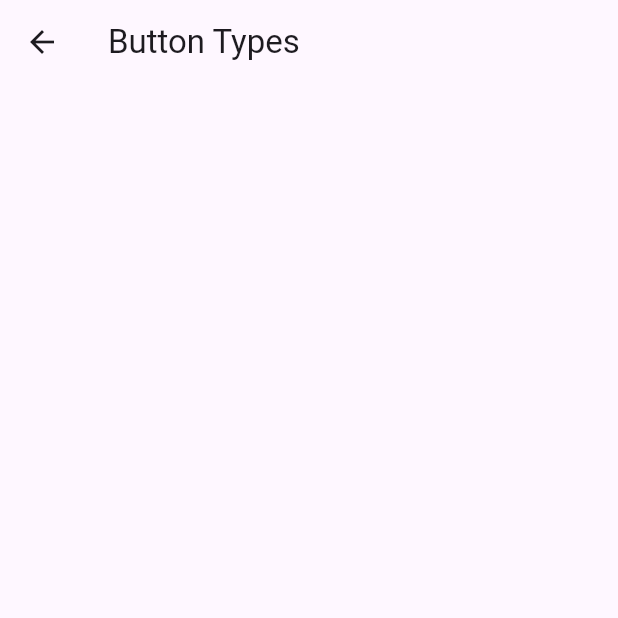
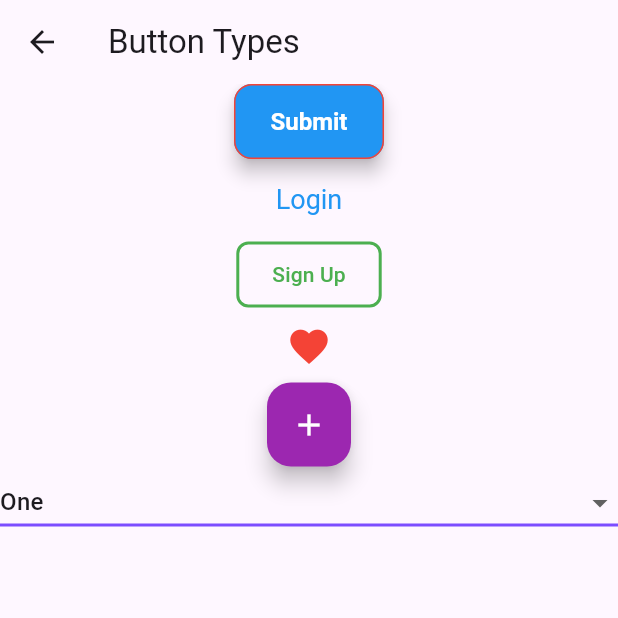
Before and after one commit to nehao7/flutter_6week25, a Flutter app: the screen it shows after launch, after a tap on "Button Types", on a phone screen of 412 x 824 dp, the top half of it. Run offline on Flutter 3.47's test engine with Material 3 defaults, Android fonts, the phone set to English and light mode, and no system bars; our stand-ins replace fluttertoast.

Commit message:
Button Types Data Passing between screens

```diff
--- a/lib/ButtonTypesScreen.dart
+++ b/lib/ButtonTypesScreen.dart
@@ -17,7 +17,106 @@ class _ButtonTypesScreenState extends State<ButtonTypesScreen> {
       appBar: AppBar(title: Text("Button Types"),
       ),
       body: Center(
+        child: Column(
+          children: [
+            ElevatedButton(
+              onPressed: () {
+                // Action
+              },
+              onLongPress: () {
+                // Long press action
+              },
+              style: ElevatedButton.styleFrom(
+                backgroundColor: Colors.blue,
+                foregroundColor: Colors.white,
+                elevation: 5,
+                shadowColor: Colors.black,
+                padding: EdgeInsets.symmetric(horizontal: 20, vertical: 12),
+                shape: RoundedRectangleBorder(
+                  borderRadius: BorderRadius.circular(12),
+                ),
+                side: BorderSide(color: Colors.red, width: 1),
+                textStyle: TextStyle(fontSize: 16, fontWeight: FontWeight.bold),
+                minimumSize: Size(100, 50),
+              ),
+              child: Text('Submit'),
+            ),
+            TextButton(
+              onPressed: () {},
+              child: Text("Login"),
+              style: TextButton.styleFrom(
+                foregroundColor: Colors.blue,
+                padding: EdgeInsets.all(16),
+                textStyle: TextStyle(fontSize: 18),
+              ),
+            ),
+            OutlinedButton(
+              onPressed: () {},
+              child: Text("Sign Up"),
+              // style:ButtonStyle(
+              //   backgroundColor: MaterialStateProperty.all(Colors.blue),         // Background color of the button
+              //   foregroundColor: MaterialStateProperty.all(Colors.white),        // Text/Icon color
+              //   overlayColor: MaterialStateProperty.resolveWith((states) {
+              //     if (states.contains(MaterialState.pressed)) return Colors.red; // Ripple color when pressed
+              //     return null;
+              //   }),
+              //   padding: MaterialStateProperty.all(EdgeInsets.all(16)),          // Padding inside the button
+              //   textStyle: MaterialStateProperty.all(TextStyle(fontSize: 18)),   // Font styling
+              //   shape: MaterialStateProperty.all(
+              //     RoundedRectangleBorder(
+              //       borderRadius: BorderRadius.circular(8),                      // Rounded corners
+              //     ),
+              //   ),
+              // )
+              style: OutlinedButton.styleFrom(
+                foregroundColor: Colors.green,
+                side: BorderSide(color: Colors.green, width: 2),
+                shape: RoundedRectangleBorder(borderRadius: BorderRadius.circular(8)),
+                padding: EdgeInsets.symmetric(horizontal: 24, vertical: 12),
+              ),
+            ),
+            IconButton(
+              icon: Icon(Icons.favorite),
+              onPressed: () {},
+              color: Colors.red,
+              iconSize: 30,
+              tooltip: 'Like',
+              splashColor: Colors.blue,
+              hoverColor: Colors.grey,
+              highlightColor: Colors.orange,
+              focusColor: Colors.purple,
+            ),
+            FloatingActionButton(
+              onPressed: () {},
+              child: Icon(Icons.add),
+              tooltip: 'Add Item',
+              backgroundColor: Colors.purple,
+              foregroundColor: Colors.white,
+              elevation: 6,
+              shape: RoundedRectangleBorder(borderRadius: BorderRadius.circular(16)),
+              heroTag: "fab1",
+            ),
+            DropdownButton<String>(
+              value: selectedValue,
+              items: items.map((String value) {
+                return DropdownMenuItem<String>(
+                  value: value,
+                  child: Text(value),
+                );
+              }).toList(),
+              onChanged: (newValue) {
+                setState(() {
+                  selectedValue = newValue!;
+                });
+              },
+              isExpanded: true,
+              icon: Icon(Icons.arrow_drop_down),
+              underline: Container(height: 2, color: Colors.deepPurpleAccent),
+            ),
 
+
+          ],
+        ),
       ),
     );
   }
--- a/lib/main.dart
+++ b/lib/main.dart
@@ -1,5 +1,6 @@
 import 'package:flutter/material.dart';
 import 'package:flutter_6week25/ButtonTypesScreen.dart';
+import 'package:flutter_6week25/DataPassingScreen.dart';
 import 'package:flutter_6week25/TextProperties_Widgets.dart';
 import 'package:flutter_6week25/expandedrowscreen.dart';
 import 'package:flutter_6week25/ui_components.dart';
@@ -60,6 +61,7 @@ class MyHomePage extends StatefulWidget {
 
 class _MyHomePageState extends State<MyHomePage> {
   int _counter = 0;
+  String returnedData = 'No data yet';
 
   void _incrementCounter() {
     setState(() {
@@ -70,6 +72,22 @@ class _MyHomePageState extends State<MyHomePage> {
       // called again, and so nothing would appear to happen.
       _counter++;
     });
+  }
+
+  void navigateAndReceiveData() async {
+    final result = await Navigator.push(
+      context,
+      MaterialPageRoute(
+        builder: (context) => DataPassingScreen(mydata: 'Hello from First Screen'),
+      ),
+    );
+
+    // Update state with returned data
+    if (result != null) {
+      setState(() {
+        returnedData = result;
+      });
+    }
   }
 
   @override
@@ -151,6 +169,19 @@ class _MyHomePageState extends State<MyHomePage> {
               },
               child: Text("Button Types"),
             ),
+            SizedBox(height: 10),
+            Text('Returned Data: $returnedData'),
+            SizedBox(height: 10),
+
+            ElevatedButton(
+              onPressed: navigateAndReceiveData,
+                // Navigator.push(
+                //   context,
+                //   MaterialPageRoute(builder: (context) => DataPassingScreen(mydata: "Hello from first screen",)),
+                // );
+
+              child: Text("Data Passing"),
+            ),
           ],
         ),
       ),
```
Also changed, not shown: lib/DataPassingScreen.dart (added, +34 -0 lines).
